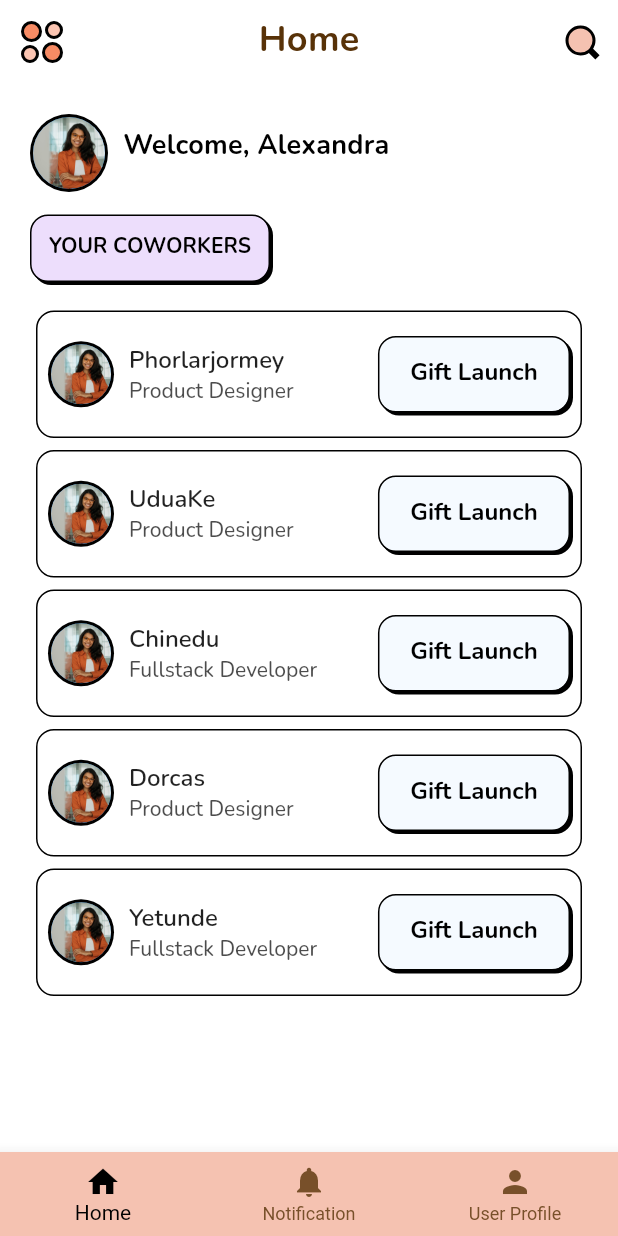
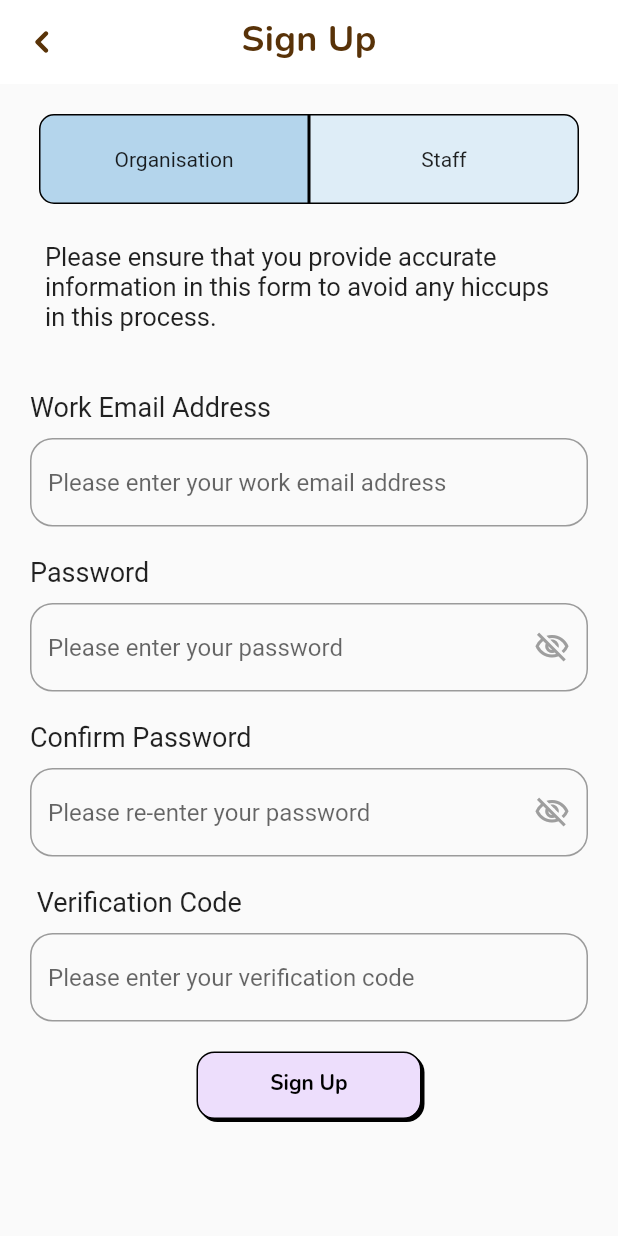
Before and after one commit to hngx-org/Empire-food-mobile, a Flutter app: the screen it shows after launch, on a phone screen of 412 x 824 dp. Run offline on Flutter 3.47's test engine with Material 2 defaults, Android fonts, the phone set to English and light mode, and no system bars; our stand-ins replace flutter_svg, get_it, google_fonts, page_transition.

Commit message:
resolve conflicts

```diff
--- a/lib/main.dart
+++ b/lib/main.dart
@@ -1,4 +1,5 @@
 import 'package:flutter/material.dart';
+import 'package:free_lunch_app/ui/screens/auth/signUp.dart';
 
 import 'helpers/locator.dart';
 import 'helpers/router.dart';
@@ -18,7 +19,8 @@ class MyApp extends StatelessWidget {
     return MaterialApp(
       title: 'Flutter Demo',
       debugShowCheckedModeBanner: false,
-      home:const Home(),
+
+      home: SignUp(),
       onGenerateRoute: RouteHelper().generateRoute,
     );
   }
--- a/lib/ui/components/bottom_navigator.dart
+++ b/lib/ui/components/bottom_navigator.dart
@@ -139,3 +139,11 @@ Widget pizzaIcon() {
   return SvgPicture.asset(
       assetName, semanticsLabel: 'Pizza');
 }
+Widget backIcon() {
+  const String assetName = 'images/back_icon.svg';
+  return InkWell(
+    onTap: (){},
+    child: SvgPicture.asset(
+        assetName, semanticsLabel: 'Back'),
+  );
+}
--- a/lib/ui/screens/auth/signUp.dart
+++ b/lib/ui/screens/auth/signUp.dart
@@ -0,0 +1,116 @@
+import 'package:flutter/cupertino.dart';
+import 'package:flutter/material.dart';
+import 'package:free_lunch_app/ui/screens/auth/staffSignUp.dart';
+import 'package:free_lunch_app/utils/colors.dart';
+import 'package:google_fonts/google_fonts.dart';
+
+import '../../components/bottom_navigator.dart';
+import '../../components/custom_button.dart';
+import 'organisationSignUp.dart';
+
+class SignUp extends StatefulWidget {
+  const SignUp({super.key});
+
+  @override
+  State<SignUp> createState() => _SignUpState();
+}
+
+class _SignUpState extends State<SignUp> {
+  bool selected = true;
+
+  @override
+  Widget build(BuildContext context) {
+    return Scaffold(
+      appBar: AppBar(
+        backgroundColor: Colors.white,
+        elevation: 0,
+        leading: Builder(
+          builder: (BuildContext context) {
+            return IconButton(
+              icon: backIcon(),
+              onPressed: () {
+                Navigator.pop(context);
+              },
+            );
+          },
+        ),
+        centerTitle: true,
+        title: Text(
+          'Sign Up',
+          style: GoogleFonts.nunito(
+            color: Color(0xFF583208),
+            fontSize: 24,
+            fontWeight: FontWeight.w700,
+            height: 1.0,
+            letterSpacing: 0.24,
+          ),
+        ),
+
+      ),
+      body: SafeArea(
+        child: SingleChildScrollView(
+          child: Container(
+            padding: EdgeInsets.all(20),
+            child: Column(
+              children: [
+
+                Container(
+                  child: Row(
+                    mainAxisAlignment: MainAxisAlignment.center,
+                    children: [
+                    SizedBox(
+                      height: 60,
+                        width: 180,
+                        child: GestureDetector(
+                            onTap: (){
+                              setState(() {
+                                selected = !selected;
+                              });
+                            },
+                          child: Container(
+                            decoration: BoxDecoration(
+                              color: selected ? AppColors.activeBackground : AppColors.inactiveBackground ,
+                                border: Border.all(color: Colors.black),
+                                borderRadius: BorderRadius.only(bottomLeft: Radius.circular(10), topLeft: Radius.circular(10))
+
+                            ),
+                            child: Center(child: Text("Organisation")),),
+                        )),
+                    GestureDetector(
+                      onTap: (){
+                        setState(() {
+                          selected = !selected;
+                        });
+                      }
+                      ,
+                      child: SizedBox(
+                        height: 60, width: 180,
+                          child: Container(
+                            decoration: BoxDecoration(
+                                color: selected ? AppColors.inactiveBackground : AppColors.activeBackground,
+                              border: Border.all(color: Colors.black),
+                              borderRadius: BorderRadius.only(bottomRight: Radius.circular(10), topRight: Radius.circular(10))
+
+                            ),
+                            child: Center(child: Text("Staff")),)),
+                    )
+                  ],
+                  ),
+                ),
+
+                SizedBox(height: 15,),
+                Padding(
+                  padding: const EdgeInsets.all(10.0),
+                  child: Text("Please ensure that you provide accurate information in this form to avoid any hiccups in this process.",
+                    style: TextStyle(fontSize: 17),),
+                ),
+                selected ? StaffSignUp() : OrganisationSignUp(),
+
+              ],
+            ),
+          ),
+        ),
+      ),
+    );
+  }
+}
--- /dev/null
+++ b/lib/ui/screens/auth/staffSignUp.dart
@@ -0,0 +1,158 @@
+
+import 'package:flutter/cupertino.dart';
+import 'package:flutter/material.dart';
+
+import '../../../utils/colors.dart';
+import '../../components/custom_button.dart';
+
+class StaffSignUp extends StatefulWidget {
+  const StaffSignUp({super.key});
+
+  @override
+  State<StaffSignUp> createState() => _StaffSignUpState();
+}
+
+class _StaffSignUpState extends State<StaffSignUp> {
+  var _passwordVisible;
+  var _confirmPasswordVisible;
+
+  @override
+  void initState() {
+    // TODO: implement initState
+    super.initState();
+    _passwordVisible = false;
+    _confirmPasswordVisible = false;
+  }
+  @override
+  Widget build(BuildContext context) {
+
+
+
+    return Container(
+      child: Column(
+        children: [
+
+          SizedBox(height: 30,),
+          SizedBox(
+            child: Column(
+              crossAxisAlignment: CrossAxisAlignment.start,
+              children: [
+                Text("Work Email Address", style: TextStyle(fontSize: 18),),
+                SizedBox(height: 10,),
+                TextFormField(
+                  decoration: const InputDecoration(
+                    hintText: "Please enter your work email address",
+                      border: OutlineInputBorder(
+                          borderRadius: BorderRadius.all(Radius.circular(15))
+                      )
+                  ),
+                ),
+              ],
+            ),
+          ),
+          SizedBox(height: 20,),
+
+          SizedBox(
+            child: Column(
+              crossAxisAlignment: CrossAxisAlignment.start,
+              children: [
+                Text("Password", style: TextStyle(fontSize: 18),),
+                SizedBox(height: 10,),
+                TextFormField(
+                  obscureText:
+                  !_passwordVisible,
+                  decoration: InputDecoration(
+                      hintText: "Please enter your password",
+                      suffixIcon: IconButton(
+                        icon: Icon(
+                          // Based on passwordVisible state choose the icon
+                          _passwordVisible
+                              ? Icons.visibility
+                              : Icons.visibility_off_outlined,
+                          color: Colors.grey,
+                        ),
+                        onPressed: () {
+                          // Update the state i.e. toogle the state of passwordVisible variable
+                          setState(() {
+                            _passwordVisible = !_passwordVisible;
+                          });
+                        },
+                      ),
+
+                      border: OutlineInputBorder(
+                          borderRadius: BorderRadius.all(Radius.circular(15))
+                      )
+                  ),
+                ),
+              ],
+            ),
+          ),
+          SizedBox(height: 20,),
+
+          SizedBox(
+            child: Column(
+              crossAxisAlignment: CrossAxisAlignment.start,
+              children: [
+                Text("Confirm Password", style: TextStyle(fontSize: 18),),
+                SizedBox(height: 10,),
+                TextFormField(
+                  obscureText:
+                  !_confirmPasswordVisible,
+                  decoration: InputDecoration(
+                      hintText: "Please re-enter your password",
+                      suffixIcon: IconButton(
+                        icon: Icon(
+                          // Based on passwordVisible state choose the icon
+                          _confirmPasswordVisible
+                              ? Icons.visibility
+                              : Icons.visibility_off_outlined,
+                          color: Colors.grey,
+                        ),
+                        onPressed: () {
+                          // Update the state i.e. toogle the state of passwordVisible variable
+                          setState(() {
+                            _confirmPasswordVisible = !_confirmPasswordVisible;
+                          });
+                        },
+                      ),
+                      border: OutlineInputBorder(
+                          borderRadius: BorderRadius.all(Radius.circular(15))
+                      )
+                  ),
+                ),
+              ],
+            ),
+          ),
+          SizedBox(height: 20,),
+
+          SizedBox(
+            child: Column(
+              crossAxisAlignment: CrossAxisAlignment.start,
+              children: [
+                Text(" Verification Code", style: TextStyle(fontSize: 18),),
+                SizedBox(height: 10,),
+                TextFormField(
+                  decoration: InputDecoration(
+                      hintText: "Please enter your verification code",
+                      border: OutlineInputBorder(
+                          borderRadius: BorderRadius.all(Radius.circular(15))
+                      )
+                  ),
+                ),
+              ],
+            ),
+          ),
+          SizedBox(height: 20,),
+          CustomButton(
+              width: 150,
+              height: 45,
+              // using the property isTextBig make the text smaller(14) if it is false, but if it is true(which is the default), the text size will be 16
+              isTextBig: false,
+              color: AppColors.accentPurple5,
+              content: 'Sign Up',
+              onTap: (){}
+          ),
+        ],
+      ),
+    );
+  }}
--- a/lib/utils/colors.dart
+++ b/lib/utils/colors.dart
@@ -10,6 +10,8 @@ class AppColors {
   static const Color cardBackground = Color(0xFFFBE6DF);
   static const Color whiteColor = Color(0xFFFFFFFF);
   static const Color whiteButtonColor = Color(0xFFF5FAFF);
+  static const Color activeBackground = Color(0xFFB4D5EC);
+  static const Color inactiveBackground = Color(0xFFDEEDF7);
   static const Color text1 = Color(0xFF583208);
   static const Color blackColor = Color(0xff252525);
   static const Color lightGreyColor = Color(0xffF4F3F3);
--- a/pubspec.yaml
+++ b/pubspec.yaml
@@ -52,7 +52,7 @@ flutter:
   # To add assets to your application, add an assets section, like this:
   assets:
     - images/
-    # - images/screenshots
+    - images/screenshots/
     - google_fonts/
   #   - images/a_dot_ham.jpeg
   # An image asset can refer to one or more resolution-specific "variants", see
```
Also changed, not shown: lib/ui/screens/auth/organisationSignUp.dart (added, +154 -0 lines), images/back_icon.svg (added), pubspec.lock, 1 other file.
